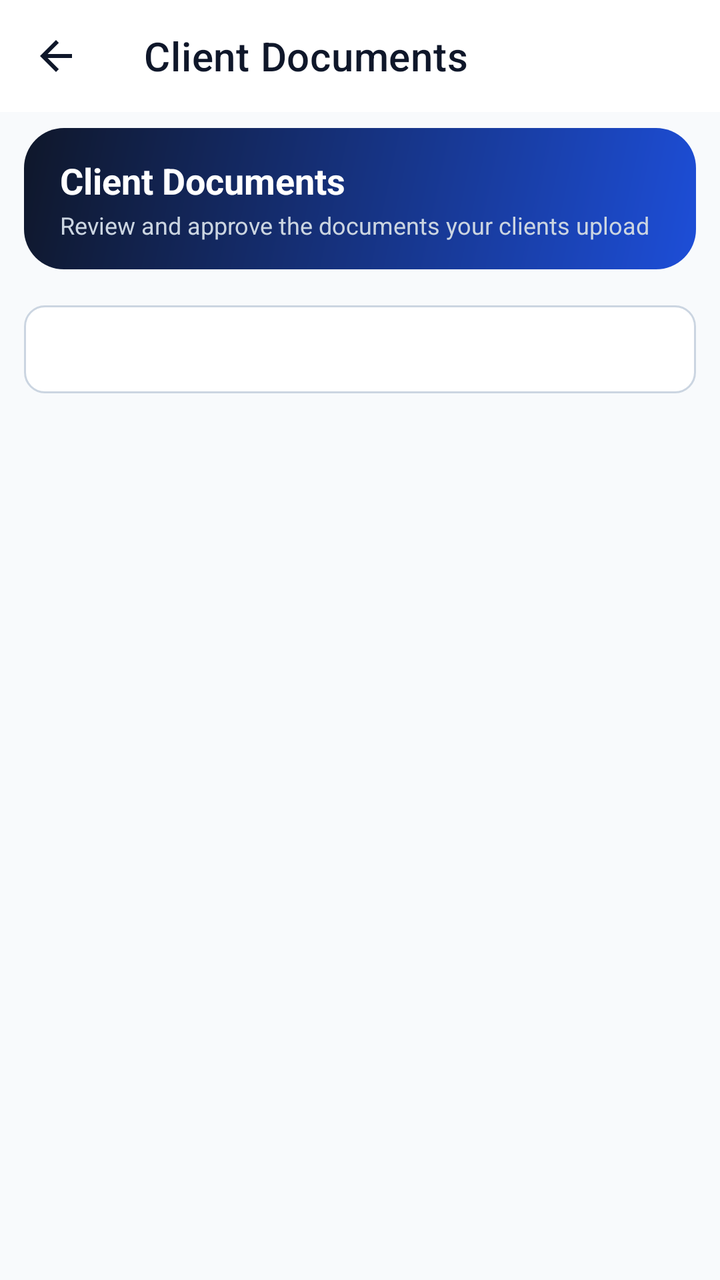
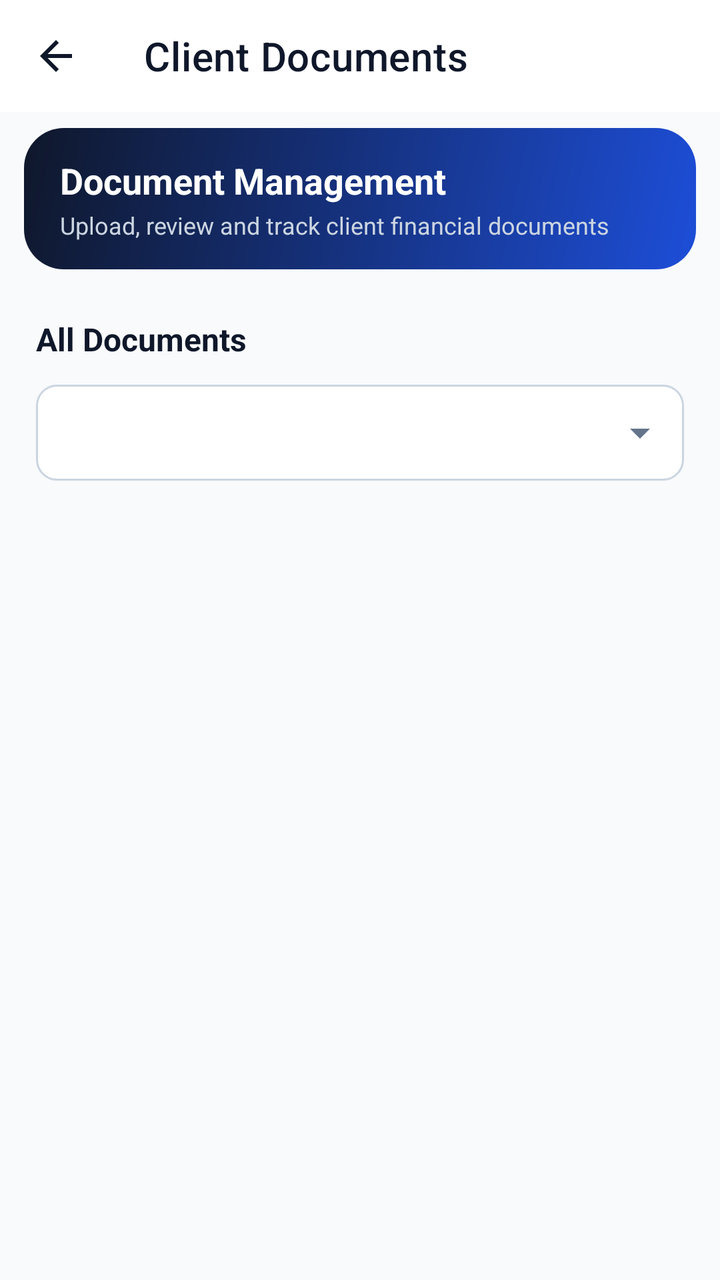

Before-and-after screenshots of an Android layout around one commit, followed by the original layout XML and the change that was made.
<!-- AndroidManifest.xml: application theme Theme.ApexLedger -->
<!-- res/layout/activity_staff_documents.xml -->
<?xml version="1.0" encoding="utf-8"?>
<LinearLayout xmlns:android="http://schemas.android.com/apk/res/android"
    xmlns:app="http://schemas.android.com/apk/res-auto"
    android:layout_width="match_parent"
    android:layout_height="match_parent"
    android:orientation="vertical"
    android:background="@color/gray_50">

    <com.google.android.material.appbar.MaterialToolbar
        android:id="@+id/toolbar"
        android:layout_width="match_parent"
        android:layout_height="?attr/actionBarSize"
        android:background="@color/white"
        app:titleTextColor="@color/navy"
        app:navigationIcon="@drawable/ic_back_arrow"
        app:title="Client Documents" />

    <LinearLayout
        android:layout_width="match_parent"
        android:layout_height="wrap_content"
        android:orientation="vertical"
        android:background="@drawable/bg_banner_gradient"
        android:paddingHorizontal="18dp"
        android:paddingVertical="14dp"
        android:layout_marginHorizontal="12dp"
        android:layout_marginTop="8dp"
        android:layout_marginBottom="6dp">

        <TextView
            android:layout_width="wrap_content"
            android:layout_height="wrap_content"
            android:text="Client Documents"
            android:textColor="@color/on_primary"
            android:textStyle="bold"
            android:textSize="18sp" />

        <TextView
            android:layout_width="wrap_content"
            android:layout_height="wrap_content"
            android:text="Review and approve the documents your clients upload"
            android:textColor="#CBD5E1"
            android:textSize="12sp"
            android:layout_marginTop="2dp" />
    </LinearLayout>

    <LinearLayout
        android:layout_width="match_parent"
        android:layout_height="wrap_content"
        android:orientation="horizontal"
        android:padding="12dp">

        <Spinner
            android:id="@+id/spinnerFilterStatus"
            android:layout_width="match_parent"
            android:layout_height="44dp"
            android:background="@drawable/bg_input_field" />

    </LinearLayout>

    <TextView
        android:id="@+id/tvEmptyState"
        android:layout_width="match_parent"
        android:layout_height="wrap_content"
        android:text="No documents to review right now. Pull down to refresh."
        android:textColor="@color/gray_500"
        android:textSize="14sp"
        android:gravity="center"
        android:padding="32dp"
        android:visibility="gone" />

    <androidx.recyclerview.widget.RecyclerView
        android:id="@+id/rvStaffDocuments"
        android:layout_width="match_parent"
        android:layout_height="match_parent"
        android:padding="16dp" />

</LinearLayout>
<!-- resources referenced by this layout -->
<resources>
  <color name="gray_50">#F8FAFC</color>
  <color name="gray_500">#64748B</color>
  <color name="navy">#0F172A</color>
  <color name="on_primary">#FFFFFF</color>
  <color name="white">#FFFFFF</color>
  <!-- drawable bg_banner_gradient (drawable) -->
  <?xml version="1.0" encoding="utf-8"?>
  <shape xmlns:android="http://schemas.android.com/apk/res/android" android:shape="rectangle">
      <gradient android:angle="315" android:startColor="#0F172A" android:endColor="#1D4ED8" />
      <corners android:radius="20dp" />
  </shape>
  <!-- drawable bg_input_field (drawable) -->
  <?xml version="1.0" encoding="utf-8"?>
  <shape xmlns:android="http://schemas.android.com/apk/res/android"
      android:shape="rectangle">
      <corners android:radius="10dp" />
      <solid android:color="@color/white" />
      <stroke android:width="1dp" android:color="@color/gray_300" />
  </shape>
  <!-- drawable ic_back_arrow (drawable) -->
  <vector xmlns:android="http://schemas.android.com/apk/res/android"
      android:width="24dp"
      android:height="24dp"
      android:viewportWidth="24"
      android:viewportHeight="24"
      android:tint="@color/navy">
      <path
          android:fillColor="@android:color/white"
          android:pathData="M20,11H7.83l5.59,-5.59L12,4l-8,8 8,8 1.41,-1.41L7.83,13H20v-2z"/>
  </vector>
  <style name="Theme.ApexLedger" parent="Theme.MaterialComponents.DayNight.NoActionBar">
          <item name="colorPrimary">@color/primary</item>
          <item name="colorPrimaryDark">@color/primary_dark</item>
          <item name="colorAccent">@color/success</item>
          <item name="android:windowBackground">@color/background</item>
          <item name="android:statusBarColor">@color/status_bar</item>
          <item name="android:navigationBarColor">@color/white</item>
      </style>
  <color name="gray_300">#CBD5E1</color>
  <color name="primary">#2563EB</color>
  <color name="primary_dark">#1D4ED8</color>
  <color name="success">#16A34A</color>
  <color name="background">@color/gray_50</color>
  <color name="status_bar">#0F172A</color>
</resources>

<!-- the commit's change to res/layout/activity_staff_documents.xml (unified diff, before → after) -->
@@ -29,7 +29,7 @@
         <TextView
             android:layout_width="wrap_content"
             android:layout_height="wrap_content"
-            android:text="Client Documents"
+            android:text="Document Management"
             android:textColor="@color/on_primary"
             android:textStyle="bold"
             android:textSize="18sp" />
@@ -37,41 +37,161 @@
         <TextView
             android:layout_width="wrap_content"
             android:layout_height="wrap_content"
-            android:text="Review and approve the documents your clients upload"
+            android:text="Upload, review and track client financial documents"
             android:textColor="#CBD5E1"
             android:textSize="12sp"
             android:layout_marginTop="2dp" />
     </LinearLayout>
 
-    <LinearLayout
+    <ScrollView
         android:layout_width="match_parent"
-        android:layout_height="wrap_content"
-        android:orientation="horizontal"
-        android:padding="12dp">
+        android:layout_height="match_parent">
 
-        <Spinner
-            android:id="@+id/spinnerFilterStatus"
+        <LinearLayout
             android:layout_width="match_parent"
-            android:layout_height="44dp"
-            android:background="@drawable/bg_input_field" />
+            android:layout_height="wrap_content"
+            android:orientation="vertical"
+            android:padding="12dp">
 
-    </LinearLayout>
+            <LinearLayout
+                android:layout_width="match_parent"
+                android:layout_height="wrap_content"
+                android:orientation="horizontal"
+                android:gravity="center_vertical"
+                android:layout_margin="6dp">
 
-    <TextView
-        android:id="@+id/tvEmptyState"
-        android:layout_width="match_parent"
-        android:layout_height="wrap_content"
-        android:text="No documents to review right now. Pull down to refresh."
-        android:textColor="@color/gray_500"
-        android:textSize="14sp"
-        android:gravity="center"
-        android:padding="32dp"
-        android:visibility="gone" />
+                <TextView
+                    android:id="@+id/tvDocsTitle"
+                    android:layout_width="0dp"
+                    android:layout_weight="1"
+                    android:layout_height="wrap_content"
+                    android:text="All Documents"
+                    android:textColor="@color/navy"
+                    android:textStyle="bold"
+                    android:textSize="16sp" />
 
-    <androidx.recyclerview.widget.RecyclerView
-        android:id="@+id/rvStaffDocuments"
-        android:layout_width="match_parent"
-        android:layout_height="match_parent"
-        android:padding="16dp" />
+                <TextView
+                    android:id="@+id/btnToggleUpload"
+                    android:layout_width="wrap_content"
+                    android:layout_height="wrap_content"
+                    android:text="+ Upload"
+                    android:textColor="@color/on_primary"
+                    android:textStyle="bold"
+                    android:textSize="12sp"
+                    android:background="@drawable/bg_button_primary_small"
+                    android:paddingHorizontal="14dp"
+                    android:paddingVertical="8dp"
+                    android:visibility="gone" />
+            </LinearLayout>
 
+            <LinearLayout
+                android:id="@+id/cardStaffUpload"
+                android:layout_width="match_parent"
+                android:layout_height="wrap_content"
+                android:orientation="vertical"
+                android:background="@drawable/bg_card_soft"
+                android:elevation="2dp"
+                android:padding="16dp"
+                android:layout_margin="6dp"
+                android:visibility="gone">
+
+                <TextView
+                    android:layout_width="wrap_content"
+                    android:layout_height="wrap_content"
+                    android:text="Upload Document"
+                    android:textColor="@color/navy"
+                    android:textStyle="bold"
+                    android:textSize="15sp"
+                    android:layout_marginBottom="12dp" />
+
+                <TextView
+                    android:layout_width="wrap_content"
+                    android:layout_height="wrap_content"
+                    android:text="Client"
+                    android:textColor="@color/gray_500"
+                    android:textSize="12sp"
+                    android:layout_marginBottom="4dp" />
+                <Spinner
+                    android:id="@+id/spinnerUploadClient"
+                    android:layout_width="match_parent"
+                    android:layout_height="48dp"
+                    android:background="@drawable/bg_spinner"
+                    android:layout_marginBottom="12dp" />
+                <TextView
+                    android:layout_width="wrap_content"
+                    android:layout_height="wrap_content"
+                    android:text="Category"
+                    android:textColor="@color/gray_500"
+                    android:textSize="12sp"
+                    android:layout_marginBottom="4dp" />
+                <Spinner
+                    android:id="@+id/spinnerUploadCategory"
+                    android:layout_width="match_parent"
+                    android:layout_height="48dp"
+                    android:background="@drawable/bg_spinner"
+                    android:layout_marginBottom="12dp" />
+
+                <LinearLayout
+                    android:id="@+id/staffDropzone"
+                    android:layout_width="match_parent"
+                    android:layout_height="100dp"
+                    android:orientation="vertical"
+                    android:gravity="center"
+                    android:background="@drawable/bg_input_field"
+                    android:layout_marginBottom="12dp">
+
+                    <TextView
+                        android:id="@+id/tvStaffDropTitle"
+                        android:layout_width="wrap_content"
+                        android:layout_height="wrap_content"
+                        android:text="Tap to choose a file"
+                        android:textColor="@color/gray_600"
+                        android:textSize="14sp" />
+
+                    <TextView
+                        android:id="@+id/tvStaffDropHint"
+                        android:layout_width="wrap_content"
+                        android:layout_height="wrap_content"
+                        android:text="PDF, JPG, PNG • max 10MB"
+                        android:textColor="@color/gray_500"
+                        android:textSize="11sp"
+                        android:layout_marginTop="2dp" />
+                </LinearLayout>
+
+                <com.google.android.material.button.MaterialButton
+                    android:id="@+id/btnStaffUpload"
+                    android:layout_width="match_parent"
+                    android:layout_height="52dp"
+                    android:text="Upload Securely"
+                    android:textColor="@color/on_primary"
+                    android:textAllCaps="false"
+                    android:textStyle="bold"
+                    android:backgroundTint="@color/primary" />
+            </LinearLayout>
+
+            <Spinner
+                android:id="@+id/spinnerFilterStatus"
+                android:layout_width="match_parent"
+                android:layout_height="48dp"
+                android:background="@drawable/bg_spinner"
+                android:layout_margin="6dp" />
+
+            <TextView
+                android:id="@+id/tvEmptyState"
+                android:layout_width="match_parent"
+                android:layout_height="wrap_content"
+                android:gravity="center"
+                android:padding="32dp"
+                android:text="No documents to review right now. Pull down to refresh."
+                android:textColor="@color/gray_500"
+                android:textSize="13sp"
+                android:visibility="gone" />
+
+            <androidx.recyclerview.widget.RecyclerView
+                android:id="@+id/rvStaffDocuments"
+                android:layout_width="match_parent"
+                android:layout_height="wrap_content"
+                android:nestedScrollingEnabled="false" />
+        </LinearLayout>
+    </ScrollView>
 </LinearLayout>
<!-- resource entries referenced after the edit -->
@@ -2,6 +2,7 @@
 <resources>
   <color name="gray_50">#F8FAFC</color>
   <color name="gray_500">#64748B</color>
+  <color name="gray_600">#475569</color>
   <color name="navy">#0F172A</color>
   <color name="on_primary">#FFFFFF</color>
   <color name="white">#FFFFFF</color>
@@ -11,6 +12,19 @@
       <gradient android:angle="315" android:startColor="#0F172A" android:endColor="#1D4ED8" />
       <corners android:radius="20dp" />
   </shape>
+  <!-- drawable bg_button_primary_small (drawable) -->
+  <?xml version="1.0" encoding="utf-8"?>
+  <shape xmlns:android="http://schemas.android.com/apk/res/android" android:shape="rectangle">
+      <corners android:radius="10dp" />
+      <solid android:color="#2563EB" />
+  </shape>
+  <!-- drawable bg_card_soft (drawable) -->
+  <?xml version="1.0" encoding="utf-8"?>
+  <shape xmlns:android="http://schemas.android.com/apk/res/android" android:shape="rectangle">
+      <corners android:radius="16dp" />
+      <solid android:color="@color/white" />
+      <stroke android:width="1dp" android:color="@color/card_stroke" />
+  </shape>
   <!-- drawable bg_input_field (drawable) -->
   <?xml version="1.0" encoding="utf-8"?>
   <shape xmlns:android="http://schemas.android.com/apk/res/android"
@@ -19,6 +33,17 @@
       <solid android:color="@color/white" />
       <stroke android:width="1dp" android:color="@color/gray_300" />
   </shape>
+  <!-- drawable bg_spinner (drawable) -->
+  <?xml version="1.0" encoding="utf-8"?>
+  <layer-list xmlns:android="http://schemas.android.com/apk/res/android">
+      <item android:drawable="@drawable/bg_input_field" />
+      <item
+          android:drawable="@drawable/ic_dropdown_arrow"
+          android:gravity="center_vertical|end"
+          android:width="24dp"
+          android:height="24dp"
+          android:end="10dp" />
+  </layer-list>
   <!-- drawable ic_back_arrow (drawable) -->
   <vector xmlns:android="http://schemas.android.com/apk/res/android"
       android:width="24dp"
@@ -32,13 +57,23 @@
   </vector>
   <style name="Theme.ApexLedger" parent="Theme.MaterialComponents.DayNight.NoActionBar">
           <item name="colorPrimary">@color/primary</item>
+          <item name="colorOnPrimary">@color/on_primary</item>
           <item name="colorPrimaryDark">@color/primary_dark</item>
           <item name="colorAccent">@color/success</item>
           <item name="android:windowBackground">@color/background</item>
           <item name="android:statusBarColor">@color/status_bar</item>
           <item name="android:navigationBarColor">@color/white</item>
       </style>
+  <color name="card_stroke">#E8EDF3</color>
   <color name="gray_300">#CBD5E1</color>
+  <!-- drawable ic_dropdown_arrow (drawable) -->
+  <?xml version="1.0" encoding="utf-8"?>
+  <vector xmlns:android="http://schemas.android.com/apk/res/android"
+      android:width="24dp" android:height="24dp"
+      android:viewportWidth="24" android:viewportHeight="24"
+      android:tint="@color/gray_500">
+      <path android:fillColor="#FF000000" android:pathData="M7,10l5,5 5,-5z" />
+  </vector>
   <color name="primary">#2563EB</color>
   <color name="primary_dark">#1D4ED8</color>
   <color name="success">#16A34A</color>
